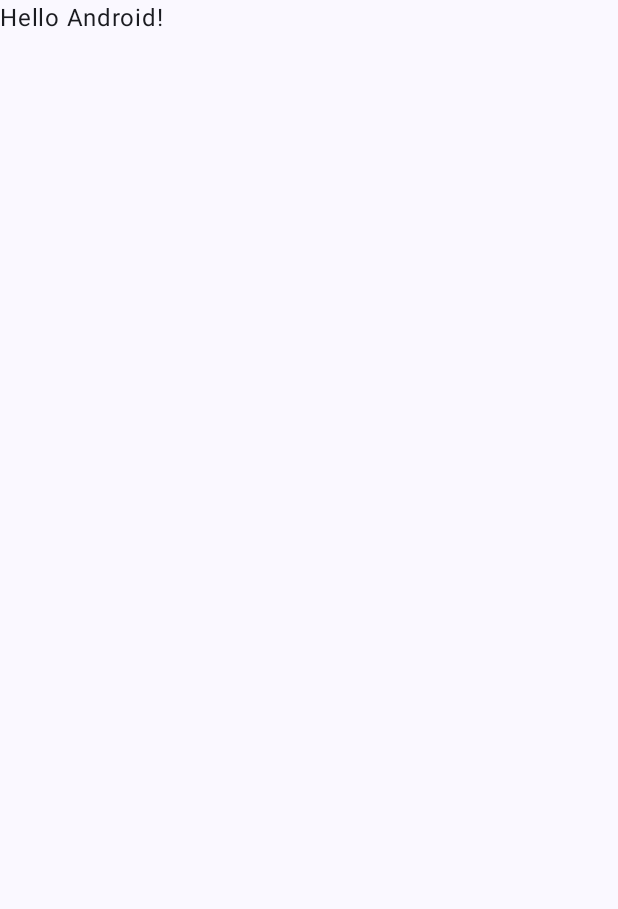
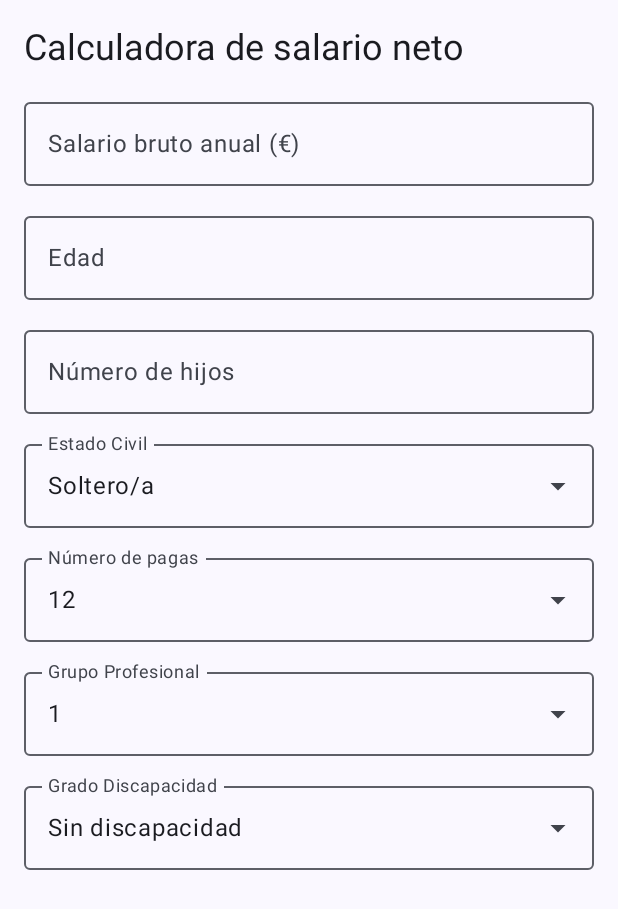
Before and after one commit to PatriRose/CalculadoraSalarioNeto, an Android app built with Jetpack Compose: the screen it shows after launch (MainActivity), on a phone screen of 412 x 824 dp. Before the commit the part shown is almost empty. Shown: the top 909 px of the screen. Run offline under Robolectric (Android 15) with nearby library versions, the phone set to English and light mode, and no system bars.

Commit message:
Primera pantalla: Formulario completo con campos y desplegables.

```diff
--- a/app/src/main/java/com/rosalina/calculadorasalarioneto/MainActivity.kt
+++ b/app/src/main/java/com/rosalina/calculadorasalarioneto/MainActivity.kt
@@ -7,11 +7,9 @@ import androidx.activity.enableEdgeToEdge
 import androidx.compose.foundation.layout.fillMaxSize
 import androidx.compose.foundation.layout.padding
 import androidx.compose.material3.Scaffold
-import androidx.compose.material3.Text
-import androidx.compose.runtime.Composable
 import androidx.compose.ui.Modifier
-import androidx.compose.ui.tooling.preview.Preview
 import com.rosalina.calculadorasalarioneto.ui.theme.CalculadoraSalarioNetoTheme
+import com.rosalina.calculadorasalarioneto.ui.FormularioScreen
 
 class MainActivity : ComponentActivity() {
     override fun onCreate(savedInstanceState: Bundle?) {
@@ -20,28 +18,10 @@ class MainActivity : ComponentActivity() {
         setContent {
             CalculadoraSalarioNetoTheme {
                 Scaffold(modifier = Modifier.fillMaxSize()) { innerPadding ->
-                    Greeting(
-                        name = "Android",
-                        modifier = Modifier.padding(innerPadding)
-                    )
+                    FormularioScreen(modifier = Modifier.padding(innerPadding)   )
+
                 }
             }
         }
     }
 }
-
-@Composable
-fun Greeting(name: String, modifier: Modifier = Modifier) {
-    Text(
-        text = "Hello $name!",
-        modifier = modifier
-    )
-}
-
-@Preview(showBackground = true)
-@Composable
-fun GreetingPreview() {
-    CalculadoraSalarioNetoTheme {
-        Greeting("Android")
-    }
-}
--- /dev/null
+++ b/app/src/main/java/com/rosalina/calculadorasalarioneto/ui/FormularioScreen.kt
@@ -0,0 +1,135 @@
+package com.rosalina.calculadorasalarioneto.ui
+
+import androidx.compose.foundation.layout.*
+import androidx.compose.foundation.rememberScrollState
+import androidx.compose.foundation.text.KeyboardOptions
+import androidx.compose.foundation.verticalScroll
+import androidx.compose.material3.*
+import androidx.compose.runtime.*
+import androidx.compose.ui.Modifier
+import androidx.compose.ui.text.input.KeyboardType
+import androidx.compose.ui.unit.dp
+
+@Composable
+fun FormularioScreen(modifier: Modifier = Modifier) {
+
+    var salarioBruto by remember { mutableStateOf("") }
+    var edad by remember { mutableStateOf("") }
+    var hijos by remember { mutableStateOf("") }
+    var estadoCivil by remember { mutableStateOf("Soltero/a") }
+    var pagas by remember { mutableStateOf(value = "12") }
+    var grupoProfesional by remember {mutableStateOf(value = "1")}
+    var gradoDiscapacidad by remember { mutableStateOf(value = "Sin discapacidad") }
+
+    Column(
+        modifier = modifier
+            .fillMaxSize()
+            .verticalScroll(rememberScrollState())
+            .padding(16.dp),
+        verticalArrangement = Arrangement.spacedBy(12.dp)
+    ) {
+        Text(
+            text = "Calculadora de salario neto",
+            style = MaterialTheme.typography.headlineSmall
+        )
+        CampoNumerico(
+            valor = salarioBruto,
+            { salarioBruto = it },
+            etiqueta = "Salario bruto anual (€)"
+        )
+        CampoNumerico(
+            valor = edad,
+            { edad = it },
+            etiqueta = "Edad"
+        )
+        CampoNumerico(
+            valor = hijos,
+            { hijos = it },
+            etiqueta = "Número de hijos"
+        )
+        CampoDesplegable(
+            seleccion = estadoCivil,
+            onSeleccion = {estadoCivil = it },
+            opciones = listOf("Soltero/a", "Casado/a", "Divorciado/a", "Viudo/a"),
+            etiqueta = "Estado Civil"
+        )
+        CampoDesplegable(
+            seleccion = pagas,
+            onSeleccion = { pagas = it },
+            opciones = listOf("12", "14", "14+Var"),
+            etiqueta = "Número de pagas"
+        )
+        CampoDesplegable(
+            seleccion = grupoProfesional,
+            onSeleccion = { grupoProfesional = it },
+            opciones = (1 .. 11).map {"Grupo $it"},
+            etiqueta = "Grupo Profesional"
+        )
+        CampoDesplegable(
+            seleccion = gradoDiscapacidad,
+            onSeleccion = { gradoDiscapacidad = it },
+            opciones = listOf("Sin discapacidad", "33% - 64%", "65% o más"),
+            etiqueta = "Grado Discapacidad"
+        )
+    }
+}
+
+@Composable
+fun CampoNumerico (
+    valor: String,
+    onValorChange: (String) ->Unit,
+    etiqueta: String,
+    modifier: Modifier = Modifier
+) {
+    OutlinedTextField(
+        value = valor,
+        onValueChange = onValorChange,
+        label = {Text(etiqueta)},
+        keyboardOptions = KeyboardOptions (keyboardType = KeyboardType.Number),
+        singleLine = true,
+        modifier = modifier.fillMaxWidth()
+    )
+}
+
+@OptIn(ExperimentalMaterial3Api::class)
+@Composable
+fun CampoDesplegable(
+    seleccion: String,
+    onSeleccion: (String) -> Unit,
+    opciones: List<String>,
+    etiqueta: String,
+    modifier: Modifier = Modifier
+) {
+    var desplegado by remember { mutableStateOf(false) }
+
+    ExposedDropdownMenuBox(
+        expanded = desplegado,
+        onExpandedChange = { desplegado = it },
+        modifier = modifier.fillMaxWidth()
+    ) {
+        OutlinedTextField(
+            value = seleccion,
+            onValueChange = {},
+            readOnly = true,
+            label = { Text(etiqueta)},
+            trailingIcon = { ExposedDropdownMenuDefaults.TrailingIcon(expanded = desplegado)},
+            modifier = Modifier
+                .menuAnchor(ExposedDropdownMenuAnchorType.PrimaryNotEditable)
+                .fillMaxWidth()
+        )
+        ExposedDropdownMenu(
+            expanded = desplegado,
+            onDismissRequest = {desplegado = false}
+        ){
+            opciones.forEach { opcion ->
+                DropdownMenuItem(
+                    text = {Text(opcion)},
+                    onClick = {
+                        onSeleccion(opcion)
+                        desplegado = false
+                    }
+                )
+            }
+        }
+    }
+}
```
